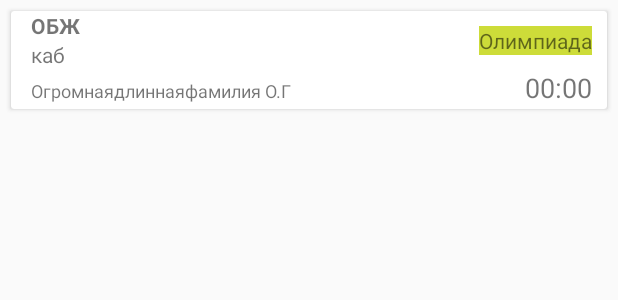
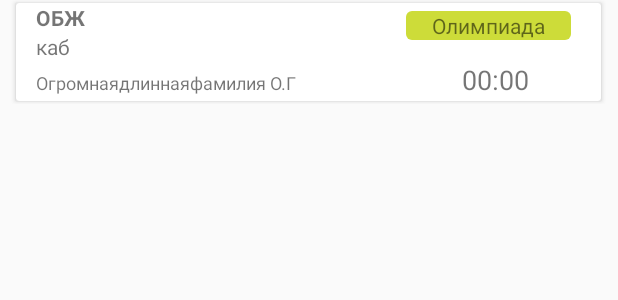
Before and after one commit to AltarixExercises2016/Fursa.Iliya, an Android app: the layout card.xml on its own in the app's theme, with its tools: preview values and no code run, on a phone screen of 412 x 824 dp. Shown: the top 300 px of the screen. Run offline under Robolectric (Android 15) with nearby library versions, the phone set to English and light mode, and no system bars.

```diff
--- a/universityapp/src/main/java/com/practice/altarix/fursa/universityapp/adapters/ItemRecyclerViewAdapter.java
+++ b/universityapp/src/main/java/com/practice/altarix/fursa/universityapp/adapters/ItemRecyclerViewAdapter.java
@@ -72,7 +72,6 @@ public class ItemRecyclerViewAdapter extends RecyclerView.Adapter<ItemRecyclerVi
                             lm.setAuditory(Integer.parseInt(tvAuditory.getText().toString()));
                             lm.setDay(tvDay.getText().toString());
                             lm.setLection(tvLesson.getText().toString());
-
                             itemList.remove(getAdapterPosition());
                             new DatabaseManager().deleteItem(view.getContext(), lm);
                             notifyDataSetChanged();
--- a/universityapp/src/main/res/drawable/shape.xml
+++ b/universityapp/src/main/res/drawable/shape.xml
@@ -1,6 +1,6 @@
 <?xml version="1.0" encoding="UTF-8"?>
 <shape xmlns:android="http://schemas.android.com/apk/res/android">
     <solid android:color="@color/colorAccent"/>
-    <corners android:radius="10dp"/>
+    <corners android:radius="4dp"/>
     <padding android:left="0dp" android:top="0dp" android:right="0dp" android:bottom="0dp" />
 </shape>
--- a/universityapp/src/main/res/layout-v21/activity_main.xml
+++ b/universityapp/src/main/res/layout-v21/activity_main.xml
@@ -24,7 +24,7 @@
             android:layout_marginTop="60dp"
             android:id="@+id/viewPager"
             android:layout_width="match_parent"
-            android:layout_height="441dp"
+            android:layout_height="534dp"
             app:layout_behavior="@string/appbar_scrolling_view_behavior"></android.support.v4.view.ViewPager>
     </FrameLayout>
 
--- a/universityapp/src/main/res/layout-v21/card.xml
+++ b/universityapp/src/main/res/layout-v21/card.xml
@@ -1,88 +1,85 @@
 <?xml version="1.0" encoding="utf-8"?>
 <RelativeLayout xmlns:android="http://schemas.android.com/apk/res/android"
-    xmlns:app="http://schemas.android.com/apk/res-auto"
-    xmlns:view="http://schemas.android.com/tools"
-    android:orientation="vertical"
-    android:layout_width="wrap_content"
-    android:layout_height="wrap_content">
+                android:layout_width="wrap_content"
+                android:layout_height="wrap_content"
+                android:gravity="center"
+                android:orientation="vertical">
 
 
     <android.support.v7.widget.CardView
-        android:layout_width="400dp"
+        android:id="@+id/cv"
+        android:layout_width="390dp"
         android:layout_height="65dp"
+        android:layout_alignParentEnd="true"
+        android:layout_alignParentRight="true"
         android:layout_centerVertical="true"
-        android:layout_alignParentRight="true"
-        android:layout_alignParentEnd="true"
-        android:layout_margin="7dp"
-        android:id="@+id/cv" >
+        android:layout_margin="2dp">
 
         <RelativeLayout
             android:layout_width="match_parent"
             android:layout_height="match_parent">
 
             <TextView
-                android:text="@string/test_lesson2"
+                android:id="@+id/tv_lesson"
                 android:layout_width="wrap_content"
                 android:layout_height="wrap_content"
-                android:id="@+id/tv_lesson"
                 android:layout_alignParentLeft="true"
                 android:layout_alignParentStart="true"
+                android:layout_alignParentTop="true"
                 android:layout_marginLeft="13dp"
                 android:layout_marginStart="13dp"
+                android:text="@string/test_lesson2"
+                android:textAlignment="textStart"
+                android:textAllCaps="true"
                 android:textStyle="normal|bold"
-                android:textAlignment="textStart"
-                android:layout_toStartOf="@+id/btnDeleteItem"
-                android:layout_alignParentTop="true"
-                android:textAllCaps="true"/>
+                android:textSize="12sp"/>
 
             <TextView
-                android:text="@string/test_time"
-            android:layout_width="wrap_content"
-            android:layout_height="wrap_content"
-            android:id="@+id/tv_time"
-            android:layout_below="@+id/tv_auditory"
-                android:textSize="18sp"
-            android:textAlignment="textStart"
+                android:id="@+id/tv_time"
+                android:layout_width="wrap_content"
+                android:layout_height="wrap_content"
+                android:layout_alignEnd="@+id/tv_type"
+                android:layout_alignRight="@+id/tv_type"
+                android:layout_below="@+id/tv_auditory"
                 android:layout_toRightOf="@+id/tv_teacher"
                 android:layout_toStartOf="@+id/tv_type"
-                android:layout_alignRight="@+id/tv_type"
-                android:layout_alignEnd="@+id/tv_type" />
+                android:text="@string/test_time"
+                android:textAlignment="textStart"
+                android:textSize="18sp"/>
 
             <TextView
-                android:text="@string/test_auditory"
+                android:id="@+id/tv_auditory"
                 android:layout_width="wrap_content"
                 android:layout_height="wrap_content"
-                android:id="@+id/tv_auditory"
-                android:textAlignment="textStart"
-                android:layout_below="@+id/tv_lesson"
                 android:layout_alignLeft="@+id/tv_lesson"
                 android:layout_alignStart="@+id/tv_lesson"
-                android:layout_toLeftOf="@+id/btnDeleteItem"
-                android:layout_toStartOf="@+id/btnDeleteItem" />
+                android:layout_below="@+id/tv_lesson"
+                android:text="@string/test_auditory"
+                android:textAlignment="textStart"/>
 
             <TextView
+                android:id="@+id/tv_type"
+                android:layout_width="110dp"
+                android:layout_height="wrap_content"
+                android:layout_marginLeft="240dp"
+                android:layout_marginTop="3dp"
+                android:background="@drawable/shape"
                 android:text="@string/test_type"
-                android:layout_width="120dp"
-                android:layout_height="wrap_content"
-                android:layout_marginTop="5dp"
-                android:layout_marginLeft="265dp"
-                android:id="@+id/tv_type"
-                android:background="@drawable/shape"
-                android:textSize="16sp"
+                android:textAlignment="center"
                 android:textAllCaps="false"
-                android:textAlignment="center"/>
+                android:textSize="12sp"/>
 
             <TextView
-                android:text="@string/test_teacher2"
+                android:id="@+id/tv_teacher"
                 android:layout_width="wrap_content"
                 android:layout_height="wrap_content"
-                android:id="@+id/tv_teacher"
-                android:textSize="12sp"
-                android:textAlignment="textStart"
                 android:layout_alignBaseline="@+id/tv_time"
                 android:layout_alignBottom="@+id/tv_time"
                 android:layout_alignLeft="@+id/tv_auditory"
-                android:layout_alignStart="@+id/tv_auditory" />
+                android:layout_alignStart="@+id/tv_auditory"
+                android:text="@string/test_teacher2"
+                android:textAlignment="textStart"
+                android:textSize="12sp"/>
 
 
         </RelativeLayout>
--- a/universityapp/src/main/res/layout/activity_main.xml
+++ b/universityapp/src/main/res/layout/activity_main.xml
@@ -21,7 +21,7 @@
         <android.support.v4.view.ViewPager
             android:id="@+id/viewPager"
             android:layout_width="match_parent"
-            android:layout_height="550dp"
+            android:layout_height="496dp"
             app:layout_behavior="@string/appbar_scrolling_view_behavior">
 
         </android.support.v4.view.ViewPager>
--- a/universityapp/src/main/res/layout/card.xml
+++ b/universityapp/src/main/res/layout/card.xml
@@ -1,18 +1,19 @@
 <?xml version="1.0" encoding="utf-8"?>
 <RelativeLayout xmlns:android="http://schemas.android.com/apk/res/android"
-    android:layout_width="wrap_content"
-    android:layout_height="wrap_content"
-    android:orientation="vertical">
+                android:layout_width="wrap_content"
+                android:layout_height="wrap_content"
+                android:gravity="center"
+                android:orientation="vertical">
 
 
     <android.support.v7.widget.CardView
         android:id="@+id/cv"
-        android:layout_width="400dp"
+        android:layout_width="390dp"
         android:layout_height="65dp"
         android:layout_alignParentEnd="true"
         android:layout_alignParentRight="true"
         android:layout_centerVertical="true"
-        android:layout_margin="7dp">
+        android:layout_margin="2dp">
 
         <RelativeLayout
             android:layout_width="match_parent"
@@ -28,21 +29,20 @@
                 android:layout_marginLeft="13dp"
                 android:layout_marginStart="13dp"
                 android:text="@string/test_lesson2"
-                android:textAlignment="textStart"
-                android:textStyle="normal|bold" />
+                android:textAllCaps="true"
+                android:textStyle="normal|bold"/>
 
             <TextView
                 android:id="@+id/tv_time"
                 android:layout_width="wrap_content"
                 android:layout_height="wrap_content"
+                android:layout_alignEnd="@+id/tv_type"
+                android:layout_alignRight="@+id/tv_type"
                 android:layout_below="@+id/tv_auditory"
                 android:layout_toRightOf="@+id/tv_teacher"
-                android:layout_toStartOf="@+id/tv_type"
+                android:layout_marginLeft="110dp"
                 android:text="@string/test_time"
-                android:textAlignment="textEnd"
-                android:textSize="18sp"
-                android:layout_alignRight="@+id/tv_type"
-                android:layout_alignEnd="@+id/tv_type"/>
+                android:textSize="18sp"/>
 
             <TextView
                 android:id="@+id/tv_auditory"
@@ -51,20 +51,20 @@
                 android:layout_alignLeft="@+id/tv_lesson"
                 android:layout_alignStart="@+id/tv_lesson"
                 android:layout_below="@+id/tv_lesson"
-
-                android:text="@string/test_auditory" />
+                android:text="@string/test_auditory"
+                />
 
             <TextView
                 android:id="@+id/tv_type"
-                android:layout_width="wrap_content"
+                android:layout_width="110dp"
                 android:layout_height="wrap_content"
-                android:layout_alignParentEnd="true"
-                android:layout_alignParentRight="true"
-                android:layout_alignParentTop="true"
-                android:layout_margin="10dp"
-                android:background="@color/colorAccent"
+                android:layout_marginLeft="260dp"
+                android:layout_marginTop="5dp"
+                android:background="@drawable/shape"
                 android:text="@string/test_type"
-                />
+                android:textAlignment="center"
+                android:textAllCaps="false"
+                android:textSize="14sp"/>
 
             <TextView
                 android:id="@+id/tv_teacher"
@@ -75,7 +75,8 @@
                 android:layout_alignLeft="@+id/tv_auditory"
                 android:layout_alignStart="@+id/tv_auditory"
                 android:text="@string/test_teacher2"
-                android:textSize="12sp" />
+                android:textSize="12sp"/>
+
 
         </RelativeLayout>
 
--- a/universityapp/src/main/res/layout/content_main.xml
+++ b/universityapp/src/main/res/layout/content_main.xml
@@ -36,7 +36,7 @@
 
     <android.support.v4.widget.NestedScrollView
         android:layout_width="match_parent"
-        android:layout_height="398dp"
+        android:layout_height="401dp"
         app:layout_behavior="android.support.design.widget.AppBarLayout$ScrollingViewBehavior">
 
         <LinearLayout
@@ -59,7 +59,7 @@
         android:layout_marginBottom="10dp"
         android:layout_marginRight="10dp"
         android:clickable="true"
-        app:fabSize="normal"
         app:layout_behavior=""
-        app:srcCompat="@drawable/ic_add" />
+        app:srcCompat="@drawable/ic_add"
+        app:fabSize="normal"/>
 </android.support.design.widget.CoordinatorLayout>
```
Also changed, not shown: universityapp/src/main/java/com/practice/altarix/fursa/universityapp/database/DatabaseManager.java (+33 -25 lines), universityapp/src/main/res/layout-v21/content_main.xml (+13 -13 lines), universityapp/src/main/res/layout/day_fragment.xml (+6 -4 lines), universityapp/src/main/res/layout/detail_activity.xml (deleted, +0 -68 lines), universityapp/src/main/res/layout/fav_item.xml (+10 -10 lines), universityapp/src/main/res/layout/list_item.xml (+3 -4 lines).
